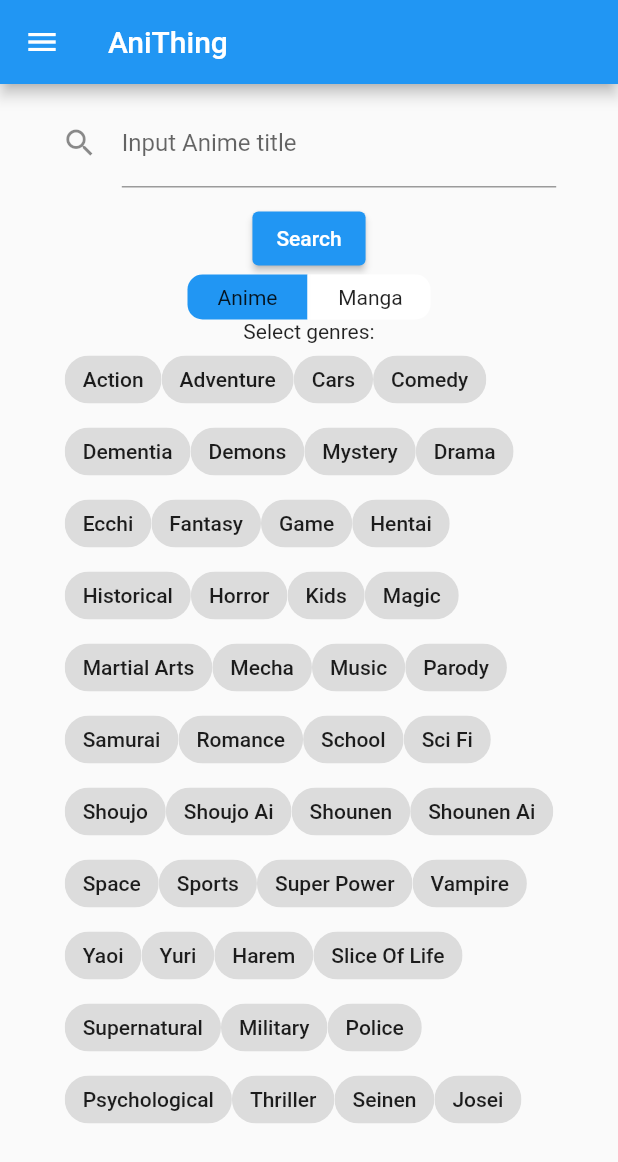
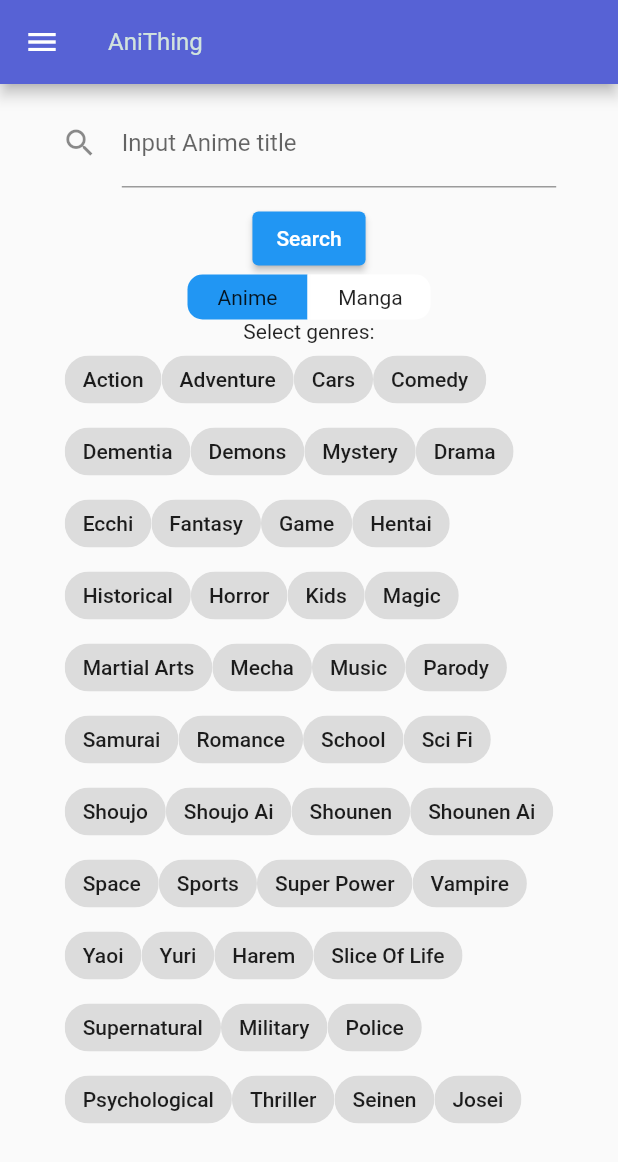
Before and after one commit to habiners/anithing, a Flutter app: the screen it shows after launch, on a phone screen of 412 x 824 dp. Shown: the top 1162 px of the screen. Run offline on Flutter 3.47's test engine with Material 2 defaults, Android fonts, the phone set to English and light mode, and no system bars; our stand-ins replace cached_network_image, get.

Commit message:
Updated UI

```diff
--- a/lib/widgets/custom_text.dart
+++ b/lib/widgets/custom_text.dart
@@ -23,7 +23,11 @@ class CustomText extends StatelessWidget {
   Widget build(BuildContext context) {
     return Text(
       text,
-      style: TextStyle(color: color, fontSize: size, fontWeight: weight),
+      style: TextStyle(
+        color: color,
+        fontSize: size,
+        fontWeight: weight,
+      ),
       textAlign: textAlign,
       overflow: overflow,
       maxLines: maxLines,
--- a/lib/widgets/scaffold_appbar.dart
+++ b/lib/widgets/scaffold_appbar.dart
@@ -1,4 +1,7 @@
 import 'package:flutter/material.dart';
+
+import '../constants/styles.dart';
+import 'custom_text.dart';
 
 class ScaffoldAppBar extends StatelessWidget implements PreferredSizeWidget {
   ScaffoldAppBar({
@@ -15,8 +18,9 @@ class ScaffoldAppBar extends StatelessWidget implements PreferredSizeWidget {
   @override
   Widget build(BuildContext context) {
     return AppBar(
-      title: Text(title),
+      title: CustomText(text: title, color: mintCreamColor),
       actions: actions,
+      backgroundColor: royalBlueLightColor,
     );
   }
 
```
